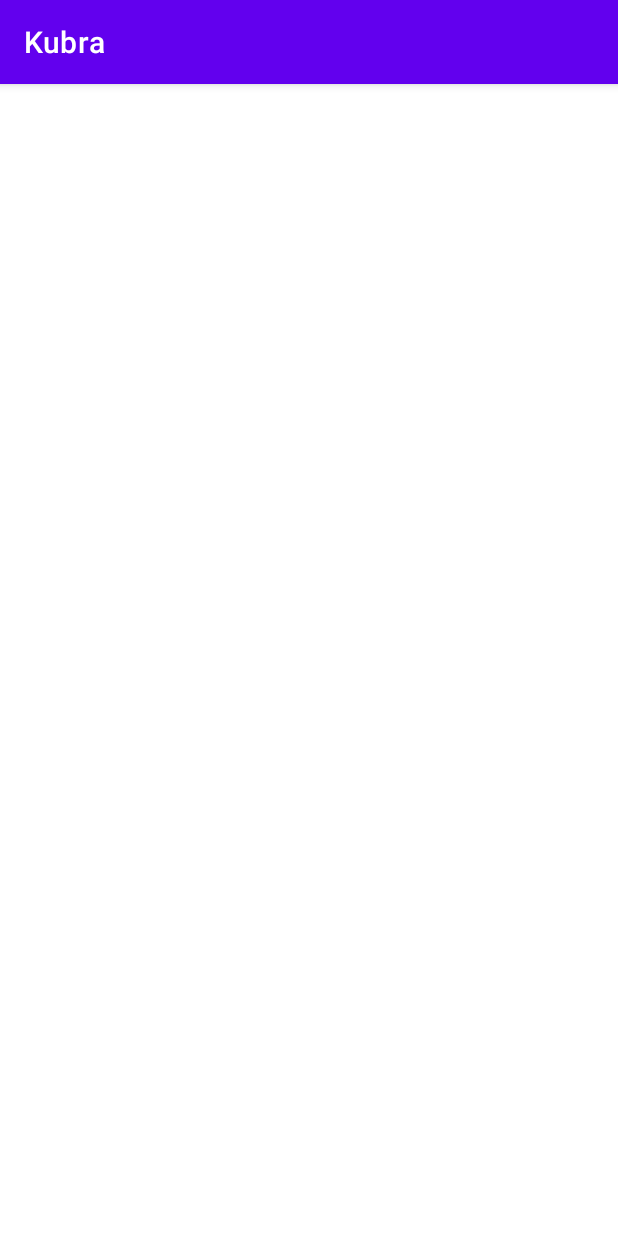
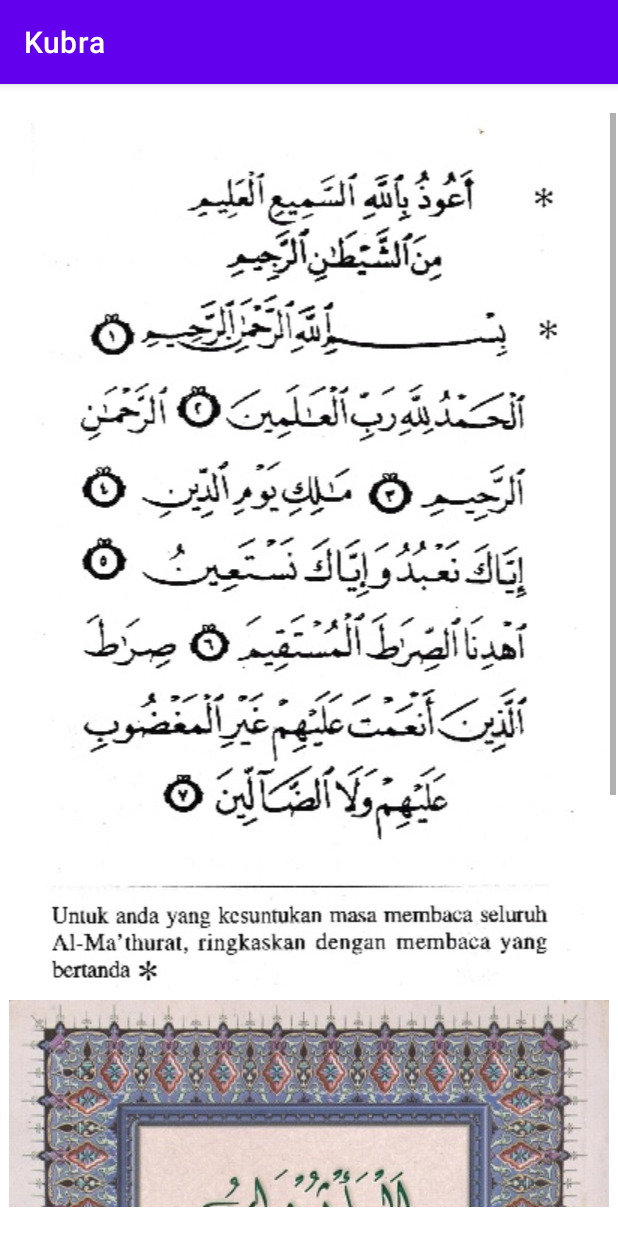
Before and after one commit to danialrazham/al-mathurat-Elysian, an Android app: the activityKubra screen opened directly, with no data from a screen before it, on a phone screen of 412 x 824 dp. Run offline under Robolectric (Android 15) with nearby library versions, the phone set to English and light mode, and no system bars.

```diff
--- a/app/src/main/res/layout/activity_kubra.xml
+++ b/app/src/main/res/layout/activity_kubra.xml
@@ -4,4 +4,38 @@
     xmlns:tools="http://schemas.android.com/tools"
     android:layout_width="match_parent"
     android:layout_height="match_parent"
-    tools:context=".activityKubra"/>
+    tools:context=".activityKubra">
+
+    <ScrollView
+        android:layout_width="409dp"
+        android:layout_height="729dp"
+        android:layout_marginStart="1dp"
+        android:layout_marginLeft="1dp"
+        android:layout_marginTop="1dp"
+        android:layout_marginEnd="1dp"
+        android:layout_marginRight="1dp"
+        android:layout_marginBottom="1dp"
+        app:layout_constraintBottom_toBottomOf="parent"
+        app:layout_constraintEnd_toEndOf="parent"
+        app:layout_constraintStart_toStartOf="parent"
+        app:layout_constraintTop_toTopOf="parent">
+
+        <LinearLayout
+            android:layout_width="match_parent"
+            android:layout_height="wrap_content"
+            android:orientation="vertical">
+
+            <ImageView
+                android:id="@+id/imageView4"
+                android:layout_width="match_parent"
+                android:layout_height="wrap_content"
+                app:srcCompat="@drawable/mathurat2" />
+
+            <ImageView
+                android:id="@+id/imageView5"
+                android:layout_width="match_parent"
+                android:layout_height="wrap_content"
+                app:srcCompat="@drawable/mathuratfront" />
+        </LinearLayout>
+    </ScrollView>
+</androidx.constraintlayout.widget.ConstraintLayout>
--- /dev/null
+++ b/settings.gradle
@@ -0,0 +1,2 @@
+rootProject.name = "al-mathurat"
+include ':app'
```
Also changed, not shown: build.gradle (added, +27 -0 lines), gradle.properties (added, +19 -0 lines), gradle/wrapper/gradle-wrapper.properties (added), 4 other files.
